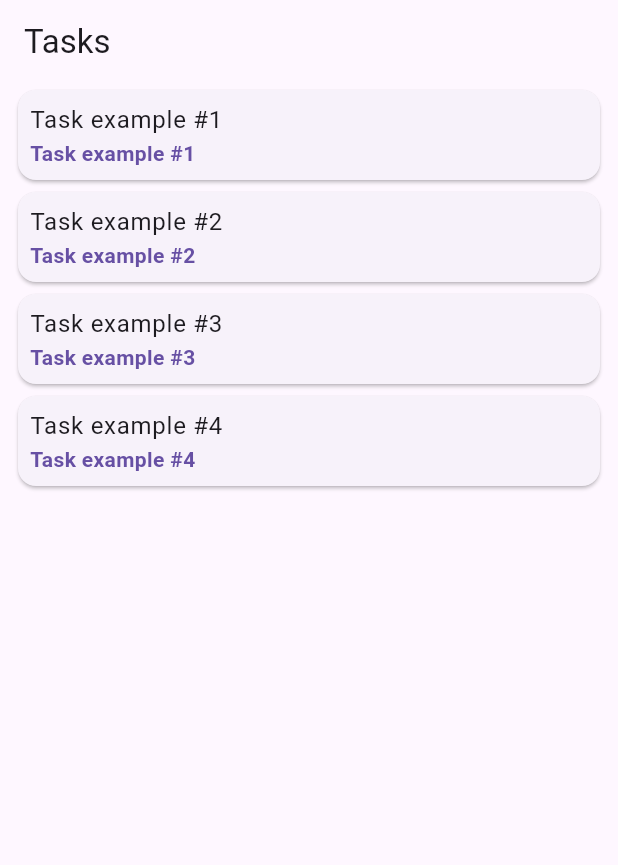
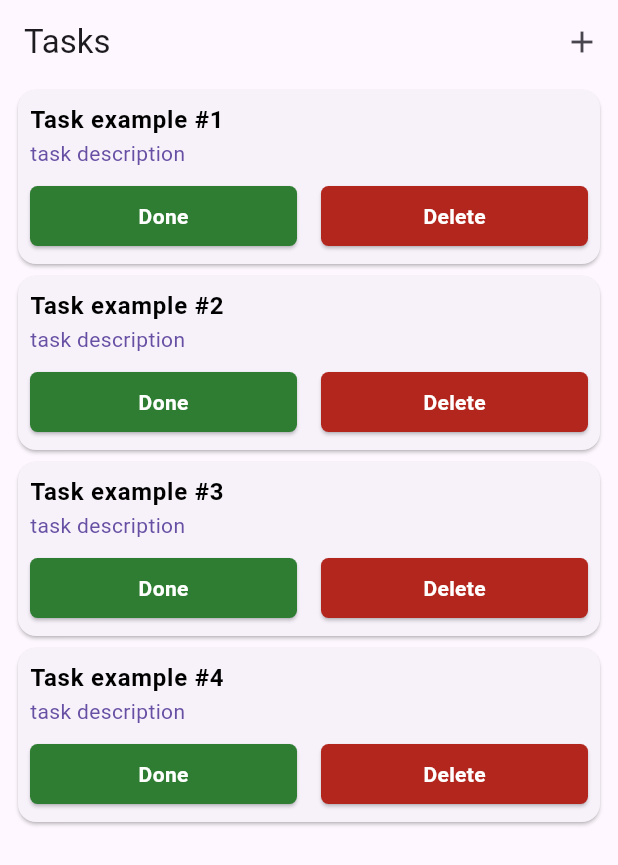
Before and after one commit to Akzhol-Asan/my_todo_list, a Flutter app: the screen it shows after launch, on a phone screen of 412 x 824 dp. Shown: the top 865 px of the screen. Run offline on Flutter 3.47's test engine with Material 3 defaults, Android fonts, the phone set to English and light mode, and no system bars.

Commit message:
'Add new task' created

```diff
--- a/lib/app.dart
+++ b/lib/app.dart
@@ -1,5 +1,6 @@
 import 'package:flutter/material.dart';
 import 'package:home_work_1/screens/tasks_screen.dart';
+import 'package:home_work_1/widgets/new_task.dart';
 
 import 'models/task.dart';
 
@@ -10,19 +11,48 @@ class App extends StatefulWidget {
   State<App> createState() => _AppState();
 }
 
-List<Task> tasks = [
-  Task(title: 'Task example #1'),
-  Task(title: 'Task example #2'),
-  Task(title: 'Task example #3'),
-  Task(title: 'Task example #4'),
-];
+class _AppState extends State<App> {
+  List<Task> tasks = [
+    Task(
+        title: 'Task example #1',
+        isDone: false,
+        description: 'task description'),
+    Task(
+        title: 'Task example #2',
+        isDone: false,
+        description: 'task description'),
+    Task(
+        title: 'Task example #3',
+        isDone: false,
+        description: 'task description'),
+    Task(
+        title: 'Task example #4',
+        isDone: false,
+        description: 'task description'),
+  ];
 
-class _AppState extends State<App> {
+  void addTask(Task newTask) {
+    setState(() {
+      tasks.add(newTask);
+    });
+  }
+
+  void openAddTaskSheet() {
+    showModalBottomSheet(
+        context: context,
+        builder: (ctx) => NewTask(
+              onTaskCreated: addTask,
+            ));
+  }
+
   @override
   Widget build(BuildContext context) {
     return Scaffold(
       appBar: AppBar(
         title: Text('Tasks'),
+        actions: [
+          IconButton(onPressed: openAddTaskSheet, icon: Icon(Icons.add))
+        ],
       ),
       body: TasksScreen(tasks: tasks),
     );
--- a/lib/models/task.dart
+++ b/lib/models/task.dart
@@ -1,5 +1,11 @@
 class Task {
   final String title;
+  final String description;
+  final bool isDone;
 
-  Task({required this.title});
+  Task({
+    required this.title,
+    required this.description,
+    required this.isDone,
+  });
 }
--- a/lib/screens/tasks_screen.dart
+++ b/lib/screens/tasks_screen.dart
@@ -2,17 +2,22 @@ import 'package:flutter/material.dart';
 import 'package:home_work_1/widgets/task_card.dart';
 import '../models/task.dart';
 
-class TasksScreen extends StatelessWidget {
+class TasksScreen extends StatefulWidget {
   final List<Task> tasks;
 
   const TasksScreen({super.key, required this.tasks});
 
   @override
+  State<TasksScreen> createState() => _TasksScreenState();
+}
+
+class _TasksScreenState extends State<TasksScreen> {
+  @override
   Widget build(BuildContext context) {
     return Padding(
       padding: const EdgeInsets.symmetric(horizontal: 8),
       child: Column(
-        children: tasks.map((task) => TaskCard(task: task)).toList(),
+        children: widget.tasks.map((task) => TaskCard(task: task)).toList(),
       ),
     );
   }
--- a/lib/widgets/task_card.dart
+++ b/lib/widgets/task_card.dart
@@ -1,10 +1,23 @@
 import 'package:flutter/material.dart';
 import '../models/task.dart';
 
-class TaskCard extends StatelessWidget {
+class TaskCard extends StatefulWidget {
   final Task task;
 
   const TaskCard({super.key, required this.task});
+
+  @override
+  State<TaskCard> createState() => _TaskCardState();
+}
+
+class _TaskCardState extends State<TaskCard> {
+  bool isDone = false;
+
+  void taskIsDone() {
+    setState(() {
+      isDone = !isDone;
+    });
+  }
 
   @override
   Widget build(BuildContext context) {
@@ -18,17 +31,53 @@ class TaskCard extends StatelessWidget {
           child: Column(
             crossAxisAlignment: CrossAxisAlignment.start,
             children: [
+              Text(widget.task.title,
+                  style: theme.textTheme.bodyLarge!.copyWith(
+                    fontWeight: FontWeight.bold,
+                    decoration: isDone
+                        ? TextDecoration.lineThrough
+                        : TextDecoration.none,
+                    color: isDone ? Colors.grey : Colors.black,
+                  )),
               Text(
-                task.title,
-                style: theme.textTheme.bodyLarge,
-              ),
-              Text(
-                task.title,
+                widget.task.description,
                 style: theme.textTheme.bodyMedium!.copyWith(
-                  fontWeight: FontWeight.bold,
-                  color: Theme.of(context).colorScheme.primary,
+                  color: theme.colorScheme.primary,
                 ),
               ),
+              SizedBox(height: 8),
+              Row(
+                mainAxisAlignment: MainAxisAlignment.spaceBetween,
+                children: [
+                  Expanded(
+                    child: ElevatedButton(
+                      style: ElevatedButton.styleFrom(
+                          backgroundColor: Colors.green.shade800,
+                          shape: RoundedRectangleBorder(
+                              borderRadius: BorderRadius.circular(5))),
+                      onPressed: taskIsDone,
+                      child: Text('Done',
+                          style: theme.textTheme.bodyMedium!.copyWith(
+                              color: Colors.white,
+                              fontWeight: FontWeight.bold)),
+                    ),
+                  ),
+                  SizedBox(width: 16),
+                  Expanded(
+                    child: ElevatedButton(
+                      style: ElevatedButton.styleFrom(
+                          backgroundColor: theme.colorScheme.error,
+                          shape: RoundedRectangleBorder(
+                              borderRadius: BorderRadius.circular(5))),
+                      onPressed: () {},
+                      child: Text('Delete',
+                          style: theme.textTheme.bodyMedium!.copyWith(
+                              color: Colors.white,
+                              fontWeight: FontWeight.bold)),
+                    ),
+                  ),
+                ],
+              )
             ],
           ),
         ),
```
Also changed, not shown: lib/widgets/new_task.dart (added, +69 -0 lines), 4 other files.
